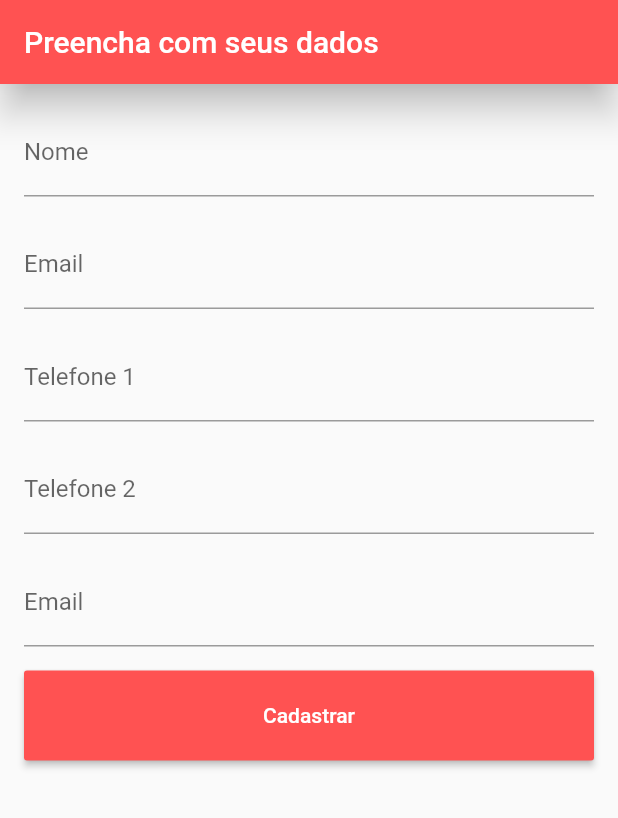
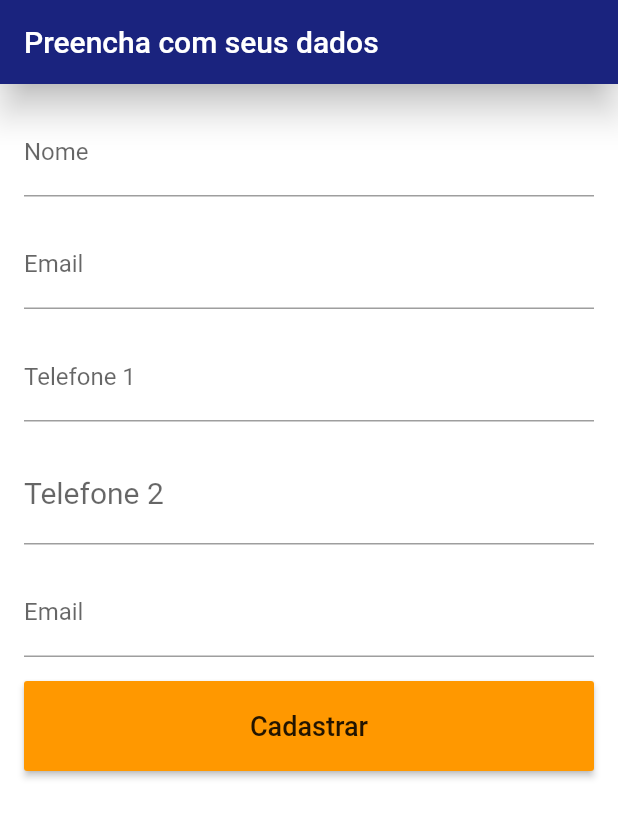
Before and after one commit to CristianBCandia/app-indicar, a Flutter app: the screen it shows after launch, on a phone screen of 412 x 824 dp. Shown: the top 818 px of the screen. Run offline on Flutter 3.47's test engine with Material 2 defaults, Android fonts, the light colour scheme and no system bars.

Commit message:
add route to home

```diff
--- a/app_indicar/lib/components/user_register.dart
+++ b/app_indicar/lib/components/user_register.dart
@@ -12,10 +12,12 @@ class UserRegister extends StatelessWidget {
   Widget build(BuildContext context) {
     return MaterialApp(
       home: Scaffold(
+        backgroundColor: Colors.white,
         appBar: AppBar(
-          backgroundColor: Colors.redAccent,
+          backgroundColor: Colors.indigo[900],
           elevation: 10,
-          title: Text('Preencha com seus dados'),
+          title: Text('Preencha com seus dados',
+                      style: TextStyle(color: Colors.white),),
         ),
         body: Padding(
           padding: const EdgeInsets.all(16.0),
@@ -44,9 +46,12 @@ class UserRegister extends StatelessWidget {
               ),
               Padding(
                 padding: const EdgeInsets.only(top: 16.0),
-                child: TextField(
+                child: TextFormField(
+                    style: TextStyle(fontSize: 20, color: Colors.white),
                     controller: _controllerOtherPhone,
-                    decoration: InputDecoration(labelText: 'Telefone 2'),
+                    decoration: InputDecoration(
+                      labelText: 'Telefone 2',
+                      ),
                     keyboardType: TextInputType.phone,
                   ),
               ),
@@ -68,8 +73,12 @@ class UserRegister extends StatelessWidget {
                         height: 60,
                         // ignore: deprecated_member_use
                         child: RaisedButton(
-                          child: Text('Cadastrar'),
-                          color: Colors.redAccent,
+                          child: Text('Cadastrar',
+                            style: TextStyle(
+                              color: Colors.black87,
+                              fontSize: 18,
+                              )),
+                          color: Colors.orange,
                           textColor: Colors.white,
                           onPressed: () {
                             final String name = _controllerName.text;
@@ -85,6 +94,7 @@ class UserRegister extends StatelessWidget {
                                   otherFoneNumber: otherPhoneNumber,
                                   birthDate: birthDate);
                             print(user.name);
+                            Navigator.pushNamed(context, '/home');
                           },
                         ),
                       ),
--- a/app_indicar/lib/views/my_app.dart
+++ b/app_indicar/lib/views/my_app.dart
@@ -1,11 +1,17 @@
+import 'package:app_indicar/components/home.dart';
 import 'package:app_indicar/components/user_register.dart';
 import 'package:flutter/material.dart';
 
 class MyApp extends StatelessWidget {
   @override
   Widget build(BuildContext context) {
-    return Container(
-      child: UserRegister(),
+    return MaterialApp(
+      routes: <String, WidgetBuilder>{
+        '/home' : (BuildContext context) => new Home(),
+      },
+      home: Container(
+        child: UserRegister(),
+      ),
     );
   }
 }
```
Also changed, not shown: app_indicar/lib/components/home.dart (+15 -3 lines), app_indicar/pubspec.yaml (+5 -3 lines), app_indicar/images/house.png (added).
